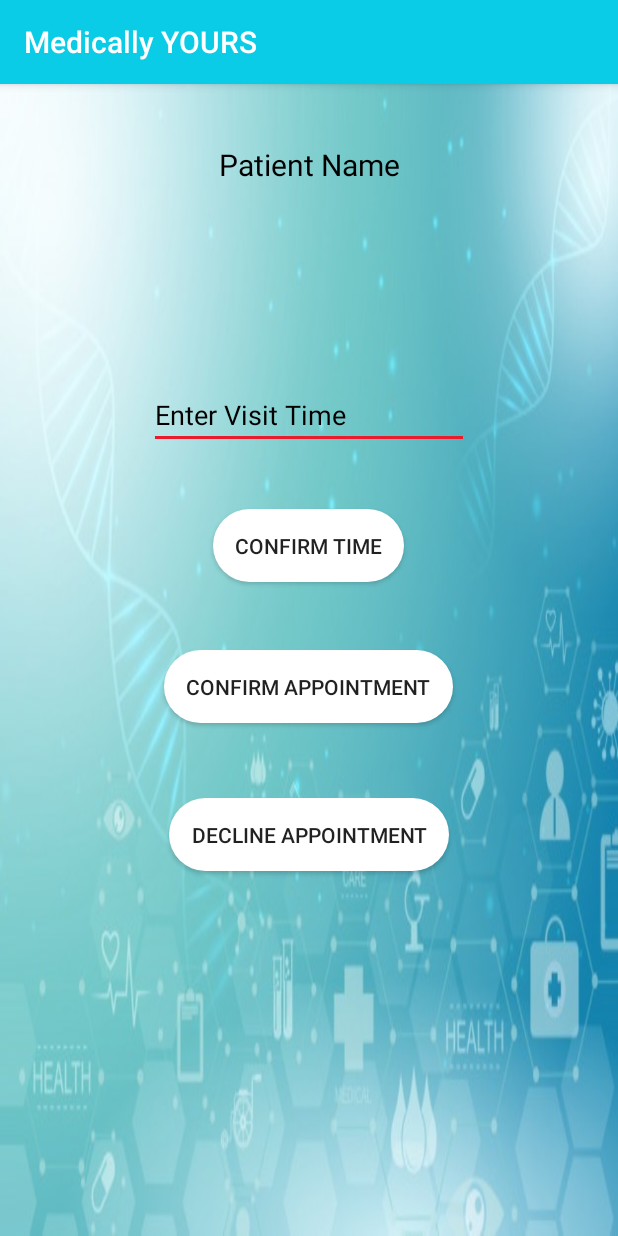
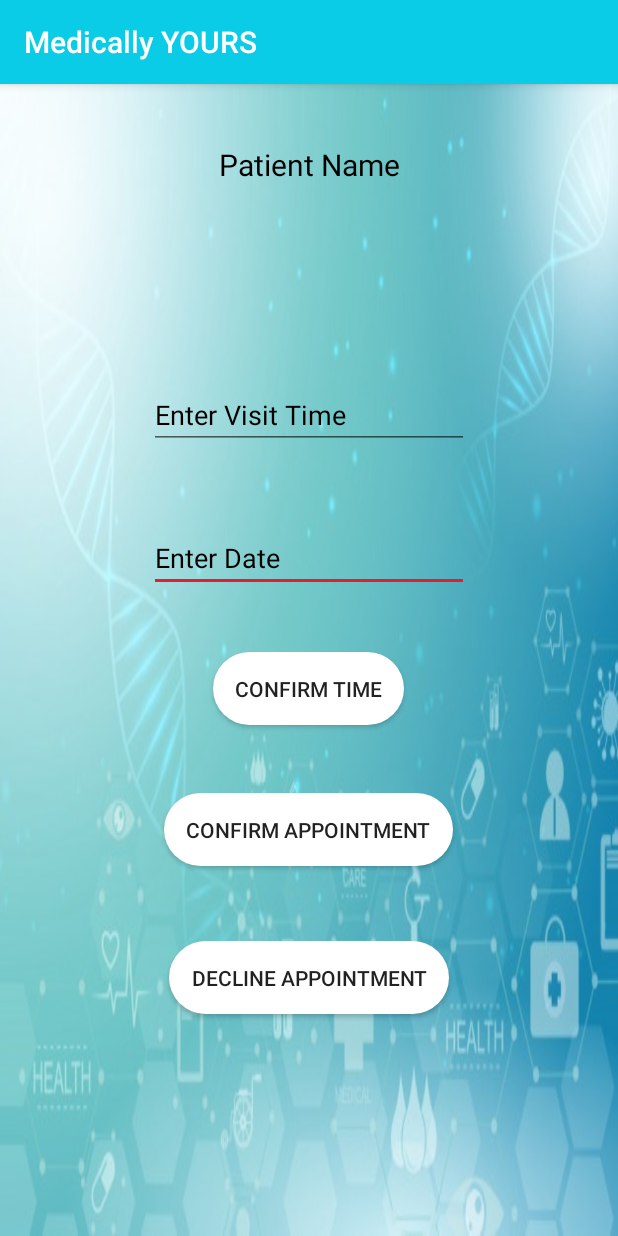
Before and after one commit to NIKZ3/Healthcare, an Android app: the appdetail screen opened directly, with no data from a screen before it, after a tap on "CONFIRM TIME", on a phone screen of 412 x 824 dp. Run offline under Robolectric (Android 15) with nearby library versions, the phone set to English and light mode, and no system bars; our stand-ins replace Firebase (no records; nobody signed in at launch, a user with empty details on screens opened directly); 1 other tap on this screen came first.

Commit message:
Dates Added to appointment

```diff
--- a/app/src/main/java/com/t1/app_list.java
+++ b/app/src/main/java/com/t1/app_list.java
@@ -72,6 +72,7 @@ public class app_list extends AppCompatActivity {
                             applist.add(new appmodel(document.get("patientname").toString(),
                                     document.get("Timing").toString(),
                                     document.get("status").toString(),
+                                    document.get("date").toString(),
                                     document.getId().toString()
                             ));
                         }
--- a/app/src/main/java/com/t1/appdetail.java
+++ b/app/src/main/java/com/t1/appdetail.java
@@ -28,15 +28,18 @@ import android.widget.EditText;
 import android.widget.TextView;
 import android.widget.Toast;
 
+import java.util.HashMap;
+import java.util.Map;
+
 public class appdetail extends AppCompatActivity {
 
     FirebaseFirestore db;
     private CollectionReference mref, mref1;
     FirebaseAuth firebaseAuth;
     Intent intent;
-    String time;
+    String time,date1;
     public String documentid,pat_doc,patid;
-    public EditText timing;
+    public EditText timing,date2;
     public Button confirm_time,confirm_app;
 
     public void confirm_appointment(View view) {
@@ -108,10 +111,17 @@ public class appdetail extends AppCompatActivity {
 
 
         time=timing.getText().toString();
+        date1 = date2.getText().toString();
 
         mref1=db.collection("patients").document(patid).collection("appointment");
 
-        mref.document(documentid).update("Timing",time).addOnCompleteListener(new OnCompleteListener<Void>() {
+        Map<String, Object> data = new HashMap<>();
+        data.put("Timing", time);
+        data.put("date", date1);
+
+
+
+        mref.document(documentid).update(data).addOnCompleteListener(new OnCompleteListener<Void>() {
             @Override
             public void onComplete(@NonNull Task<Void> task) {
                 if(task.isSuccessful())
@@ -183,6 +193,7 @@ public class appdetail extends AppCompatActivity {
         });
 
         timing=(EditText) findViewById(R.id.editText);
+        date2=(EditText) findViewById(R.id.date);
         confirm_time=(Button)findViewById(R.id.button6);
         confirm_app=(Button)findViewById(R.id.button2);
         timing.setVisibility(View.INVISIBLE);
--- a/app/src/main/java/com/t1/docdetail.java
+++ b/app/src/main/java/com/t1/docdetail.java
@@ -102,6 +102,7 @@ public class docdetail extends AppCompatActivity {
                         appointmentData.put("completed","false");
 
                         appointmentData.put("Timing","Specifed by doctor");
+                        appointmentData.put("date","Specifed by doctor");
 
                         appointmentData.put("docref",id);
 
@@ -180,6 +181,7 @@ public class docdetail extends AppCompatActivity {
         appointmentData1.put("completed","false");
 
         appointmentData1.put("Timing","Specifed by doctor");
+        appointmentData1.put("date","Specifed by doctor");
 
 
         //Here im storing docref of same document so that it is easier to add data change listener
--- a/app/src/main/res/layout/activity_appdetail2.xml
+++ b/app/src/main/res/layout/activity_appdetail2.xml
@@ -36,6 +36,19 @@
         android:textColorHint="@color/black"
         android:hint="Enter Visit Time"/>
 
+    <EditText
+        android:id="@+id/date"
+        android:layout_width="wrap_content"
+        android:layout_gravity="center_horizontal"
+        android:layout_height="wrap_content"
+        android:ems="10"
+        android:inputType="date"
+        android:layout_marginTop="50dp"
+        android:textColorHint="@color/black"
+        android:hint="Enter Date"/>
+
+
+
     <Button
         android:id="@+id/button6"
         android:layout_width="wrap_content"
```
Also changed, not shown: app/src/main/java/com/t1/Modelappointment.java (+12 -2 lines), app/src/main/java/com/t1/app_adapter.java (+8 -5 lines), app/src/main/java/com/t1/appmodel.java (+12 -2 lines), app/src/main/java/com/t1/appointmentadapter.java (+4 -3 lines), app/src/main/java/com/t1/myappointment.java (+7 -3 lines), app/src/main/res/layout/appcard.xml (+9 -0 lines), app/src/main/res/layout/doc_appcard.xml (+9 -0 lines).
